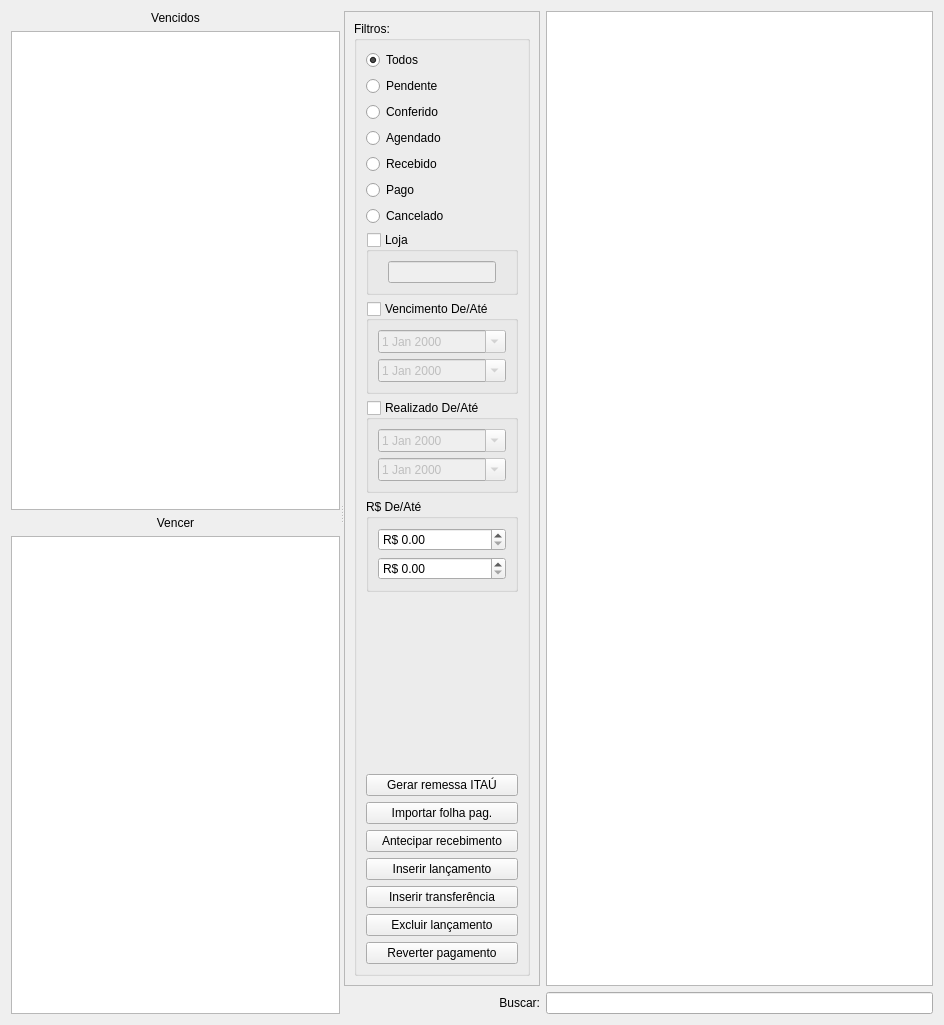
Old version of the form ui/widgetfinanceirocontas.ui in the repository darktorres/ERP-STACCATO.
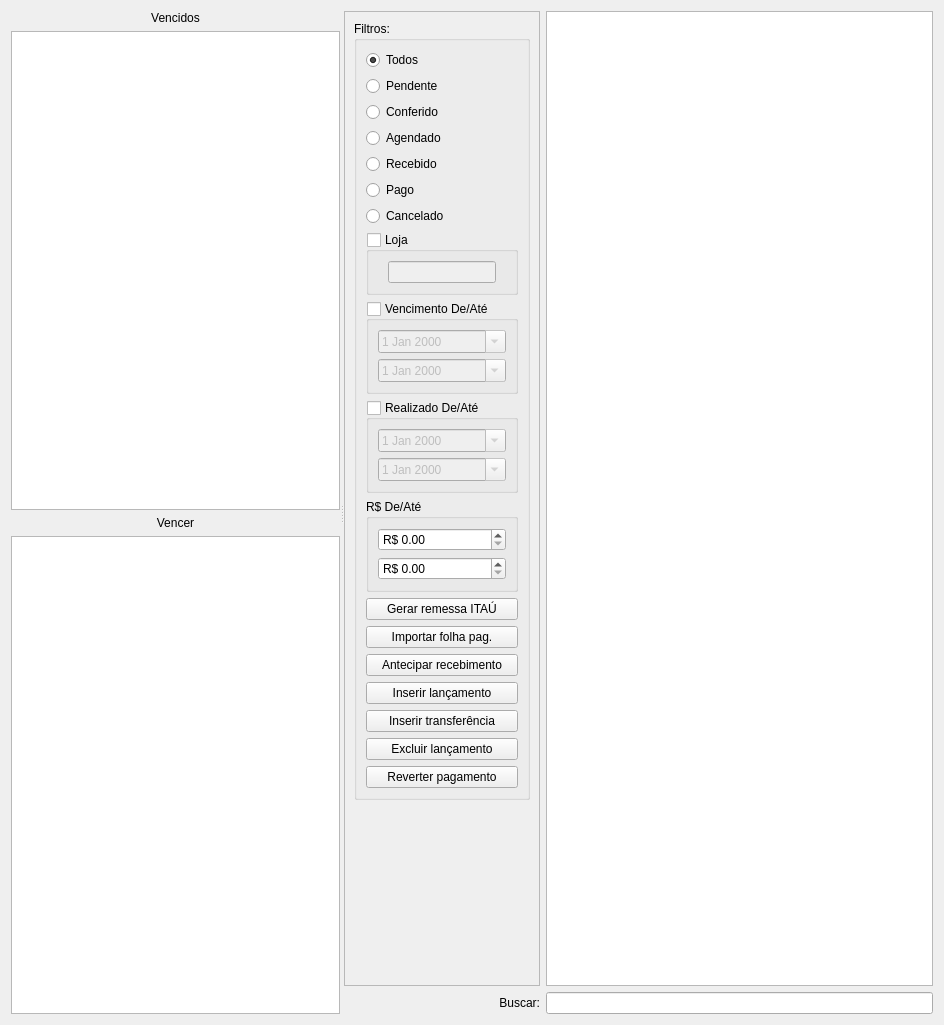
New version of the form. Custom widgets are drawn as their Qt base class.

Commit message: Espaçador estava no lugar errado

```diff
--- a/ui/widgetfinanceirocontas.ui
+++ b/ui/widgetfinanceirocontas.ui
@@ -214,19 +214,6 @@
                 </property>
                </widget>
               </item>
-              <item row="13" column="0">
-               <spacer name="verticalSpacer_5">
-                <property name="orientation">
-                 <enum>Qt::Vertical</enum>
-                </property>
-                <property name="sizeHint" stdset="0">
-                 <size>
-                  <width>20</width>
-                  <height>290</height>
-                 </size>
-                </property>
-               </spacer>
-              </item>
               <item row="5" column="0">
                <widget class="QRadioButton" name="radioButtonPago">
                 <property name="enabled">
@@ -428,6 +415,19 @@
              </layout>
             </widget>
            </item>
+           <item row="1" column="0">
+            <spacer name="verticalSpacer_5">
+             <property name="orientation">
+              <enum>Qt::Vertical</enum>
+             </property>
+             <property name="sizeHint" stdset="0">
+              <size>
+               <width>20</width>
+               <height>290</height>
+              </size>
+             </property>
+            </spacer>
+           </item>
           </layout>
          </widget>
         </widget>
```
